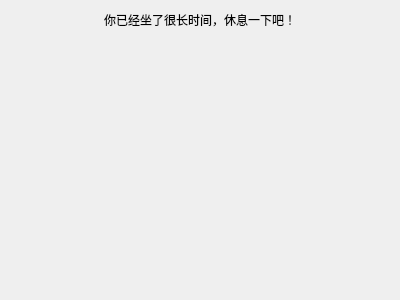
This is pma/pingbao.ui in FlyingGarfield/productManager_assistant as Qt 5 draws it before an edit. The edited form follows.
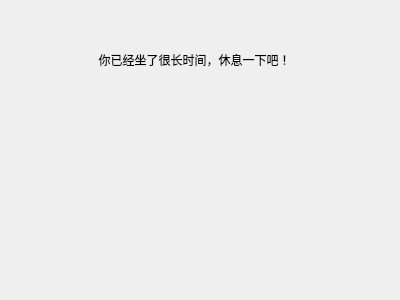
This is the edited form.

```diff
--- a/pma/pingbao.ui
+++ b/pma/pingbao.ui
@@ -16,9 +16,15 @@
   <property name="autoFillBackground">
    <bool>false</bool>
   </property>
-  <layout class="QFormLayout" name="formLayout">
-   <item row="0" column="0" colspan="2">
     <widget class="QLabel" name="label">
+   <property name="geometry">
+    <rect>
+     <x>9</x>
+     <y>9</y>
+     <width>371</width>
+     <height>101</height>
+    </rect>
+   </property>
      <property name="text">
       <string>你已经坐了很长时间，休息一下吧！</string>
      </property>
@@ -26,8 +32,6 @@
       <set>Qt::AlignCenter</set>
      </property>
     </widget>
-   </item>
-  </layout>
  </widget>
  <resources/>
  <connections/>
```
Lines whose indentation alone changed are shown as unchanged.
